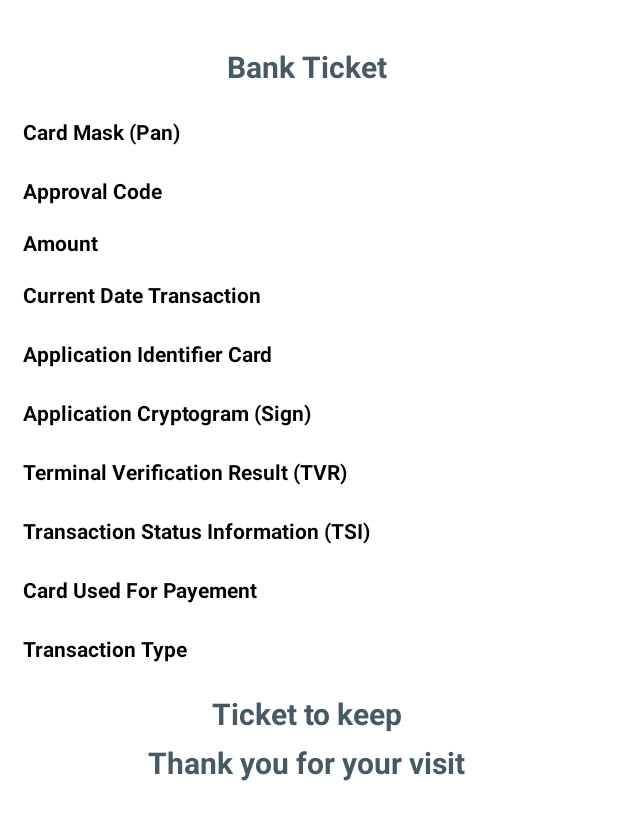
After one commit to ZhaniWalid/MSS_Android_Workspace, an Android app: the layout ticket_transaction.xml on its own in the app's theme, with its tools: preview values and no code run, on a phone screen of 412 x 824 dp. The commit adds this screen. Shown: the top 820 px of the screen. Run offline under Robolectric (Android 15) with nearby library versions, the phone set to English and light mode, and no system bars.

Commit message:
4th Commit

```diff
--- a/app/src/main/java/com/android_client/ms_solutions/mss/mss_androidapplication_client/WebApiRestfulWS/SampleApi.java
+++ b/app/src/main/java/com/android_client/ms_solutions/mss/mss_androidapplication_client/WebApiRestfulWS/SampleApi.java
@@ -51,8 +51,8 @@ public interface SampleApi {
     @GET("api/User/GetFiltrableTransactions")
     Call<List<gw_trnsct_GeneralBindingModel>> GetGeneralTransactionsData();
 
-    @GET("api/User/GetExtendedFiltrableTransactions")
-    Call<List<gw_trnsct_ExtendedBindingModel>> GetExtendedTransactionsData();
+   // @GET("api/User/GetExtendedFiltrableTransactions")
+   // Call<List<gw_trnsct_ExtendedBindingModel>> GetExtendedTransactionsData();
 
     // PATCH ( Updates ) Parts
     /*
--- a/app/src/main/java/com/android_client/ms_solutions/mss/mss_androidapplication_client/WebApiRestfulWS/SampleApiFactory.java
+++ b/app/src/main/java/com/android_client/ms_solutions/mss/mss_androidapplication_client/WebApiRestfulWS/SampleApiFactory.java
@@ -31,7 +31,7 @@ public class SampleApiFactory {
 
 
             Retrofit retrofit = new Retrofit.Builder()
-                    .baseUrl("http://192.168.1.97:83/MSS_AspDotNetToAndroid_WebApi_WS/")  //.baseUrl("http://10.0.2.2:83/MSS_AspDotNetToAndroid_WebApi_WS/")
+                    .baseUrl("http://192.168.1.105:83/MSS_AspDotNetToAndroid_WebApi_WS/")  //.baseUrl("http://10.0.2.2:83/MSS_AspDotNetToAndroid_WebApi_WS/")
                     .client(client)
                     .addConverterFactory(new NullOnEmptyConverterFactory())
                     .addConverterFactory(GsonConverterFactory.create())
--- a/app/src/main/java/com/android_client/ms_solutions/mss/mss_androidapplication_client/WebApiRestfulWS/ServiceUrl.java
+++ b/app/src/main/java/com/android_client/ms_solutions/mss/mss_androidapplication_client/WebApiRestfulWS/ServiceUrl.java
@@ -7,7 +7,7 @@ package com.android_client.ms_solutions.mss.mss_androidapplication_client.WebApi
 public class ServiceUrl {
 
     //public static final String REST_SERVICE_URL ="http://localhost:11520/";192.168.1.91
-    public static final String REST_SERVICE_URL ="http://192.168.1.97:83/MSS_AspDotNetToAndroid_WebApi_WS/";
+    public static final String REST_SERVICE_URL ="http://192.168.1.105:83/MSS_AspDotNetToAndroid_WebApi_WS/";
     //public static final String REST_SERVICE_URL ="http://10.0.2.2:83/MSS_AspDotNetToAndroid_WebApi_WS/";
     public static final String REST_SERVICE_API = REST_SERVICE_URL+ "api/";
     public static final String REGISTER = REST_SERVICE_API + "Account/Register";
--- /dev/null
+++ b/app/src/main/res/layout/ticket_transaction.xml
@@ -0,0 +1,160 @@
+<?xml version="1.0" encoding="utf-8"?>
+<RelativeLayout xmlns:android="http://schemas.android.com/apk/res/android"
+    android:layout_width="match_parent"
+    android:layout_height="match_parent"
+    android:orientation="vertical"
+    android:padding="15dp"
+    android:background="@color/white"
+    android:scrollbarStyle="insideInset"
+    android:scrollbars="vertical">
+
+    <TextView
+        android:id="@+id/txtView_BankTicket"
+        android:layout_width="match_parent"
+        android:layout_height="wrap_content"
+        android:text="@string/bank_ticket"
+        android:layout_marginTop="15dp"
+        android:textStyle="bold"
+        android:textAlignment="center"
+        android:textSize="20sp"
+        android:textColor="@color/blue_grey"/>
+
+    <TextView
+    android:id="@+id/txtView_CardMask_Ticket"
+    android:layout_width="match_parent"
+    android:layout_height="wrap_content"
+    android:text="@string/card_mask_pan"
+    android:layout_marginTop="20dp"
+    android:layout_below="@+id/txtView_BankTicket"
+    android:textStyle="bold"
+    android:textColor="@color/black"    />
+
+    <TextView
+        android:id="@+id/txtView_ApprovalCode_Ticket"
+        android:layout_width="match_parent"
+        android:layout_height="wrap_content"
+        android:text="@string/approval_code"
+        android:layout_marginTop="20dp"
+        android:layout_below="@+id/txtView_CardMask_Ticket"
+        android:textStyle="bold"
+        android:textColor="@color/black" />
+
+    <TextView
+    android:id="@+id/txtView_Amount_Ticket"
+    android:layout_width="match_parent"
+    android:layout_height="wrap_content"
+    android:text="@string/amount"
+    android:layout_marginTop="15dp"
+    android:layout_below="@+id/txtView_ApprovalCode_Ticket"
+    android:textStyle="bold"
+    android:textColor="@color/black" />
+
+    <TextView
+        android:id="@+id/txtView_CurrentDate_Ticket"
+        android:layout_width="match_parent"
+        android:layout_height="wrap_content"
+        android:text="@string/current_date_transaction"
+        android:layout_marginTop="15dp"
+        android:layout_below="@+id/txtView_Amount_Ticket"
+        android:textStyle="bold"
+        android:textColor="@color/black" />
+
+    <TextView
+        android:id="@+id/txtView_APPID_Ticket"
+        android:layout_width="match_parent"
+        android:layout_height="wrap_content"
+        android:text="@string/application_identifier_card"
+        android:layout_marginTop="20dp"
+        android:layout_below="@+id/txtView_CurrentDate_Ticket"
+        android:textStyle="bold"
+        android:textColor="@color/black" />
+
+    <TextView
+        android:id="@+id/txtView_App_Cryp_Sign_Ticket"
+        android:layout_width="match_parent"
+        android:layout_height="wrap_content"
+        android:text="@string/application_cryptogram_sign"
+        android:layout_marginTop="20dp"
+        android:layout_below="@+id/txtView_APPID_Ticket"
+        android:textStyle="bold"
+        android:textColor="@color/black" />
+
+    <TextView
+        android:id="@+id/txtView_Term_Verif_Res_Ticket"
+        android:layout_width="match_parent"
+        android:layout_height="wrap_content"
+        android:text="@string/terminal_verification_result_tvr"
+        android:layout_marginTop="20dp"
+        android:layout_below="@+id/txtView_App_Cryp_Sign_Ticket"
+        android:textStyle="bold"
+        android:textColor="@color/black" />
+
+    <TextView
+        android:id="@+id/txtView_Trans_Status_Info_Ticket"
+        android:layout_width="match_parent"
+        android:layout_height="wrap_content"
+        android:text="@string/transaction_status_information_tsi"
+        android:layout_marginTop="20dp"
+        android:layout_below="@+id/txtView_Term_Verif_Res_Ticket"
+        android:textStyle="bold"
+        android:textColor="@color/black" />
+
+    <TextView
+        android:id="@+id/txtView_Card_4_Payemnt_Ticket"
+        android:layout_width="match_parent"
+        android:layout_height="wrap_content"
+        android:text="@string/card_used_for_payement"
+        android:layout_marginTop="20dp"
+        android:layout_below="@+id/txtView_Trans_Status_Info_Ticket"
+        android:textStyle="bold"
+        android:textColor="@color/black" />
+
+    <!--
+
+    <TextView
+        android:id="@+id/txtView_Num_Facture_Ticket"
+        android:layout_width="match_parent"
+        android:layout_height="wrap_content"
+        android:text="@string/num_ro_facture"
+        android:layout_marginTop="20dp"
+        android:layout_below="@+id/txtView_Card_4_Payemnt_Ticket"
+        android:textStyle="bold"
+        android:textColor="@color/black" />
+
+     -->
+
+    <TextView
+        android:id="@+id/txtView_Transaction_Type_Ticket"
+        android:layout_width="match_parent"
+        android:layout_height="wrap_content"
+        android:text="@string/transaction_type"
+        android:layout_marginTop="20dp"
+        android:layout_below="@+id/txtView_Card_4_Payemnt_Ticket"
+        android:textStyle="bold"
+        android:textColor="@color/black" />
+
+    <TextView
+        android:id="@+id/txtView_TicketToKeep"
+        android:layout_width="match_parent"
+        android:layout_height="wrap_content"
+        android:text="@string/ticket_to_keep"
+        android:layout_marginTop="20dp"
+        android:layout_below="@+id/txtView_Transaction_Type_Ticket"
+        android:textStyle="bold"
+        android:textColor="@color/blue_grey"
+        android:textSize="20sp"
+        android:textAlignment="center"/>
+
+    <TextView
+        android:id="@+id/txtView_ThankYou"
+        android:layout_width="match_parent"
+        android:layout_height="wrap_content"
+        android:text="@string/thank_you_for_your_visit"
+        android:layout_marginTop="5dp"
+        android:layout_below="@+id/txtView_TicketToKeep"
+        android:textStyle="bold"
+        android:textColor="@color/blue_grey"
+        android:textSize="20sp"
+        android:textAlignment="center"/>
+
+</RelativeLayout>
--- a/app/src/main/res/values/strings.xml
+++ b/app/src/main/res/values/strings.xml
@@ -199,6 +199,15 @@
     <string name="response_code">Response Code</string>
     <string name="approval_code">Approval Code</string>
     <string name="card_mask_pan">Card Mask (Pan)</string>
+    <string name="bank_ticket">Bank Ticket</string>
+    <string name="application_identifier_card">Application Identifier Card</string>
+    <string name="application_cryptogram_sign">Application Cryptogram (Sign)</string>
+    <string name="terminal_verification_result_tvr">Terminal Verification Result (TVR)</string>
+    <string name="transaction_status_information_tsi">Transaction Status Information (TSI)</string>
+    <string name="card_used_for_payement">Card Used For Payement</string>
+    <string name="num_ro_facture">Numéro Facture</string>
+    <string name="ticket_to_keep">Ticket to keep</string>
+    <string name="thank_you_for_your_visit">Thank you for your visit</string>
     <!-- Fin : Transactions Search Strings-->
 
 </resources>
```
Also changed, not shown: app/src/main/java/com/android_client/ms_solutions/mss/mss_androidapplication_client/Adapters/ListViewTransactionsDataAdapter.java (+45 -9 lines), app/src/main/java/com/android_client/ms_solutions/mss/mss_androidapplication_client/Holders/ViewTransactionHolder.java (added, +19 -0 lines), app/src/main/java/com/android_client/ms_solutions/mss/mss_androidapplication_client/Models/gw_trnsct_GeneralBindingModel.java (+99 -0 lines), app/src/main/res/drawable/ic_card_membership_black_24dp.xml (added, +9 -0 lines), app/src/main/res/layout/transactions_general_data_layout.xml (+10 -1 lines).
